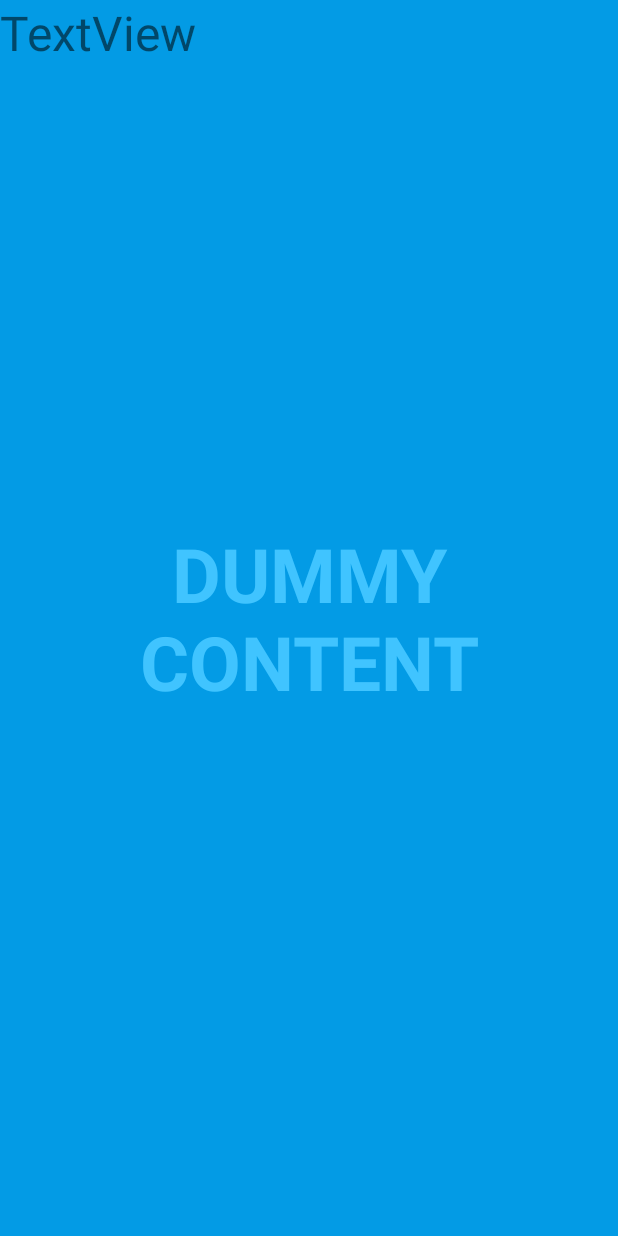
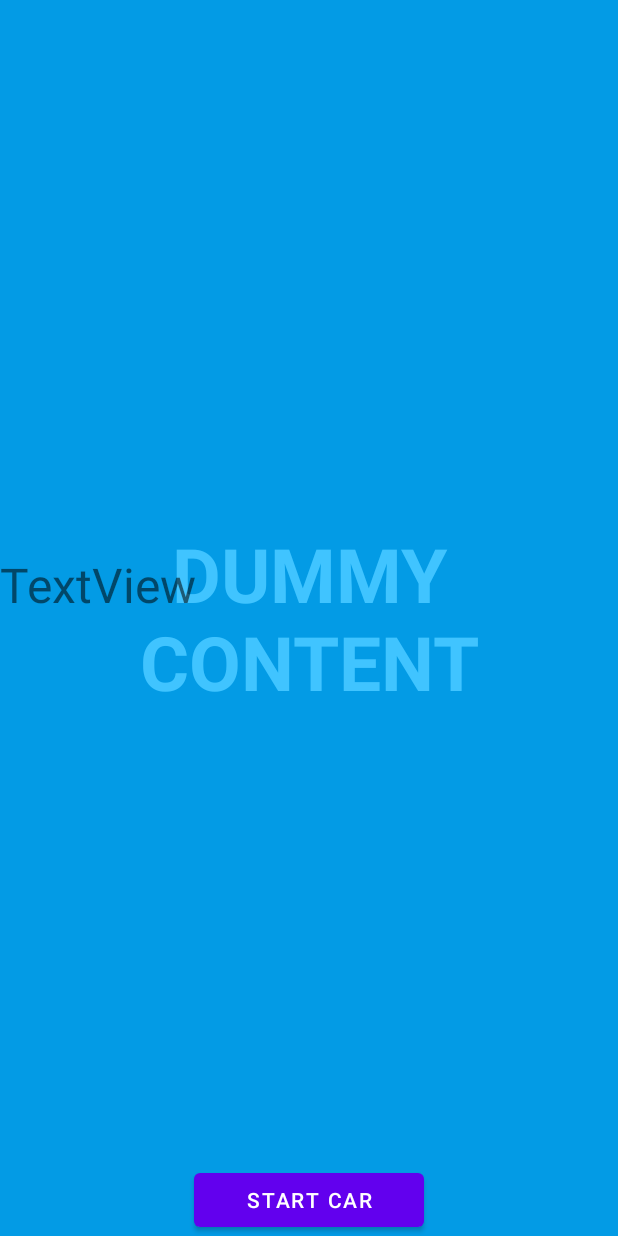
Before and after one commit to LarsBreum/DriversSchool, an Android app: the SensorActivity screen opened directly, with no data from a screen before it, on a phone screen of 412 x 824 dp. Run offline under Robolectric (Android 15) with nearby library versions, the light colour scheme and no system bars.

Commit message:
implemented 1st version of sensors interactions

```diff
--- a/app/build.gradle
+++ b/app/build.gradle
@@ -45,7 +45,7 @@ dependencies {
     androidTestImplementation "androidx.navigation:navigation-testing:$nav_version"
     // Jetpack Compose Integration
     implementation "androidx.navigation:navigation-compose:$nav_version"
-    implementation 'androidx.appcompat:appcompat:1.6.1'
+    implementation 'androidx.appcompat:appcompat:1.6.0'
     implementation 'com.google.android.material:material:1.8.0'
     implementation 'androidx.constraintlayout:constraintlayout:2.1.4'
     testImplementation 'junit:junit:4.13.2'
--- a/app/src/main/AndroidManifest.xml
+++ b/app/src/main/AndroidManifest.xml
@@ -2,6 +2,7 @@
 <manifest xmlns:android="http://schemas.android.com/apk/res/android"
     xmlns:tools="http://schemas.android.com/tools">
 
+    <uses-permission android:name="android.permission.VIBRATE" />
     <application
         android:allowBackup="true"
         android:dataExtractionRules="@xml/data_extraction_rules"
--- a/app/src/main/res/layout/activity_sensor.xml
+++ b/app/src/main/res/layout/activity_sensor.xml
@@ -1,5 +1,6 @@
 <?xml version="1.0" encoding="utf-8"?>
 <FrameLayout xmlns:android="http://schemas.android.com/apk/res/android"
+    xmlns:app="http://schemas.android.com/apk/res-auto"
     xmlns:tools="http://schemas.android.com/tools"
     android:layout_width="match_parent"
     android:layout_height="match_parent"
@@ -28,15 +29,6 @@
         android:layout_height="match_parent"
         android:fitsSystemWindows="true">
 
-        <LinearLayout
-            android:id="@+id/fullscreen_content_controls"
-            style="@style/Widget.Theme.DriversSchool.ButtonBar.Fullscreen"
-            android:layout_width="match_parent"
-            android:layout_height="wrap_content"
-            android:layout_gravity="bottom|center_horizontal"
-            android:orientation="horizontal"
-            tools:ignore="UselessParent">
-
         <Button
             android:id="@+id/dummy_button"
             style="?android:attr/buttonBarButtonStyle"
@@ -45,14 +37,40 @@
             android:layout_weight="1"
             android:text="" />
 
-        </LinearLayout>
+        <androidx.constraintlayout.widget.ConstraintLayout
+            android:layout_width="match_parent"
+            android:layout_height="match_parent">
 
             <TextView
                 android:id="@+id/commandView"
                 android:layout_width="match_parent"
                 android:layout_height="88dp"
                 android:text="TextView"
-            android:textSize="32sp" />
+                android:textSize="32sp"
+                app:layout_constraintBottom_toBottomOf="@+id/startCarButton"
+                app:layout_constraintTop_toTopOf="parent"
+                tools:layout_editor_absoluteX="0dp" />
+
+            <Button
+                android:id="@+id/startCarButton"
+                android:layout_width="153dp"
+                android:layout_height="wrap_content"
+                android:text="Start Car"
+                app:layout_constraintBottom_toBottomOf="parent"
+                app:layout_constraintEnd_toEndOf="parent"
+                app:layout_constraintStart_toStartOf="parent" />
+        </androidx.constraintlayout.widget.ConstraintLayout>
+
+        <LinearLayout
+            android:id="@+id/fullscreen_content_controls"
+            style="@style/Widget.Theme.DriversSchool.ButtonBar.Fullscreen"
+            android:layout_width="match_parent"
+            android:layout_height="110dp"
+            android:layout_gravity="bottom|center_horizontal"
+            android:orientation="vertical"
+            tools:ignore="UselessParent">
+
+        </LinearLayout>
 
     </FrameLayout>
 
```
Also changed, not shown: app/src/main/java/com/example/driversschool/SensorActivity.java (+66 -7 lines). Lines whose indentation alone changed are shown as unchanged.
